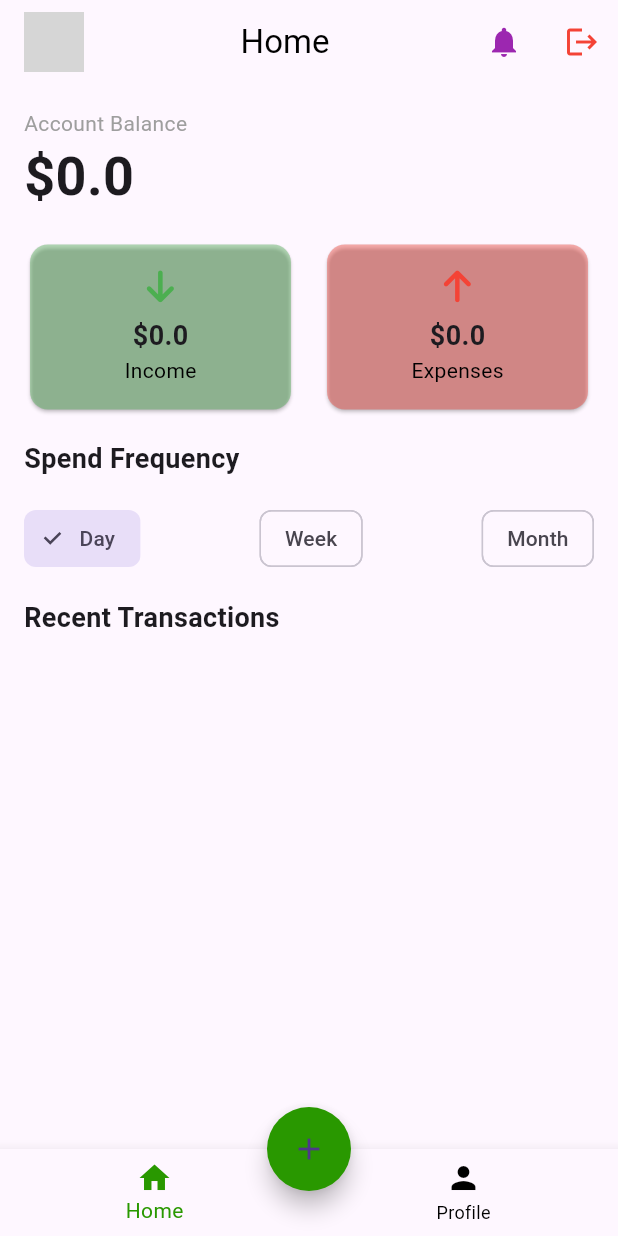
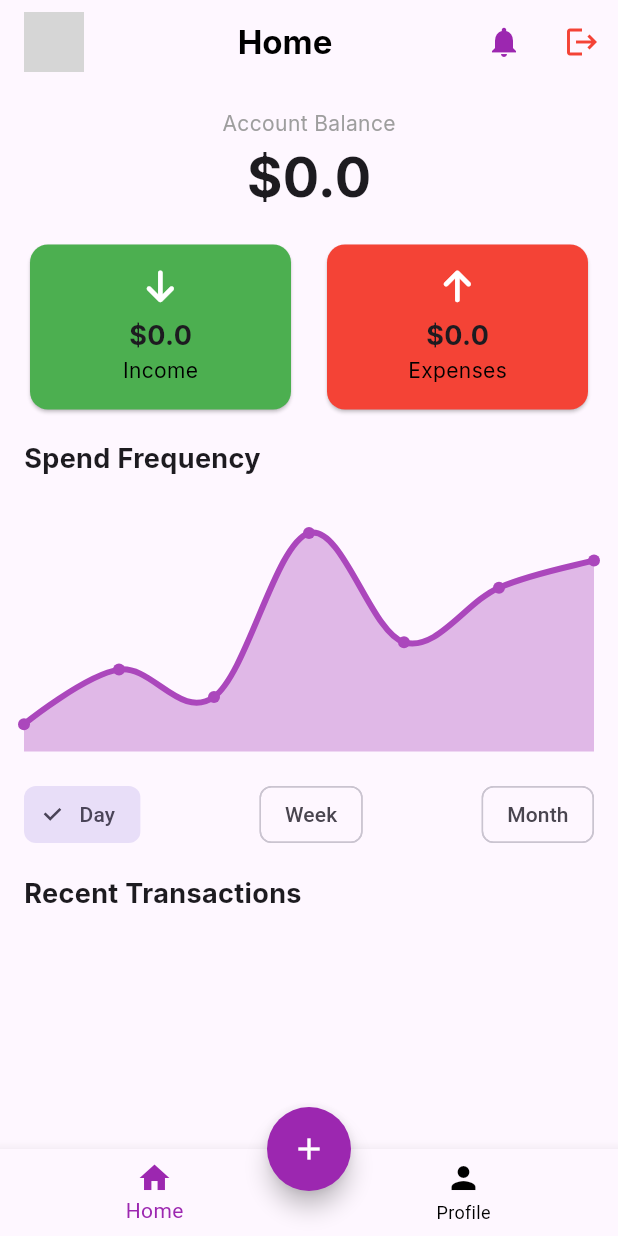
Before and after one commit to VinChriZ/MoneyManager, a Flutter app: the Main screen opened directly, on a phone screen of 412 x 824 dp. Run offline on Flutter 3.47's test engine with Material 3 defaults, Android fonts, the phone set to English and light mode, and no system bars; drawn by our look-alikes of fl_chart, flutter_speed_dial; our stand-ins replace cloud_firestore, firebase_auth, firebase_core, font_awesome_flutter, google_fonts; accounts and stored records are empty; network calls fail; grey boxes are pictures that could not be loaded.

Commit message:
design home page

```diff
--- a/lib/home.dart
+++ b/lib/home.dart
@@ -3,6 +3,7 @@ import 'package:firebase_auth/firebase_auth.dart';
 import 'package:cloud_firestore/cloud_firestore.dart';
 import 'package:font_awesome_flutter/font_awesome_flutter.dart';
 import 'package:fl_chart/fl_chart.dart';
+import 'package:google_fonts/google_fonts.dart';
 import 'login.dart';
 
 class HomeScreen extends StatefulWidget {
@@ -20,7 +21,6 @@ class _HomeScreenState extends State<HomeScreen> {
   bool isLoading = true;
   String selectedTimeFilter = 'Day';
 
-  // Define your categories map here
   final Map<String, Map<String, dynamic>> categories = {
     'Salary': {'icon': Icons.money, 'color': Colors.blue},
     'Freelance': {'icon': Icons.laptop_mac, 'color': Colors.green},
@@ -29,6 +29,7 @@ class _HomeScreenState extends State<HomeScreen> {
     'Rent': {'icon': Icons.home, 'color': Colors.brown},
     'Other': {'icon': Icons.category, 'color': Colors.grey},
   };
+
   @override
   void initState() {
     super.initState();
@@ -108,6 +109,7 @@ class _HomeScreenState extends State<HomeScreen> {
         'type': 'income',
         'amount': data['amount'],
         'time': data['time'],
+        'category': data['category'],
         'icon': FontAwesomeIcons.arrowDown,
         'color': Colors.green,
       });
@@ -119,12 +121,12 @@ class _HomeScreenState extends State<HomeScreen> {
         'type': 'expense',
         'amount': data['amount'],
         'time': data['time'],
+        'category': data['category'],
         'icon': FontAwesomeIcons.arrowUp,
         'color': Colors.red,
       });
     });
 
-    // Sort transactions by time
     fetchedTransactions.sort((a, b) => a['time'].compareTo(b['time']));
 
     setState(() {
@@ -148,7 +150,7 @@ class _HomeScreenState extends State<HomeScreen> {
             ),
             Text(
               'Home',
-              style: TextStyle(color: Colors.black),
+              style: GoogleFonts.inter(color: Colors.black,fontWeight: FontWeight.bold),
             ),
             Icon(Icons.notifications, color: Colors.purple),
           ],
@@ -169,20 +171,31 @@ class _HomeScreenState extends State<HomeScreen> {
               child: Padding(
                 padding: const EdgeInsets.all(16.0),
                 child: Column(
-                  crossAxisAlignment: CrossAxisAlignment.start,
+                  children: [
+                    Container(
+                      child: Column(
+                        mainAxisAlignment: MainAxisAlignment.center,
+                        crossAxisAlignment: CrossAxisAlignment.center,
                         children: [
                           Text('Account Balance',
-                        style: TextStyle(color: Colors.grey)),
+                              style: GoogleFonts.inter(color: Colors.grey)),
                           Text('\$$accountBalance',
-                        style: TextStyle(
+                              style: GoogleFonts.inter(
                                   fontSize: 36, fontWeight: FontWeight.bold)),
                           SizedBox(height: 16.0),
+                        ],
+                      ),
+                    ),
                     Row(
                       mainAxisAlignment: MainAxisAlignment.spaceBetween,
                       children: [
                         Expanded(
-                          child: _buildSummaryCard('Income', '\$$totalIncome',
-                              Colors.green, FontAwesomeIcons.arrowDown),
+                          child: _buildSummaryCard(
+                              'Income',
+                              '\$$totalIncome',
+                              Colors.green,
+                              Colors.white,
+                              FontAwesomeIcons.arrowDown),
                         ),
                         SizedBox(width: 16.0),
                         Expanded(
@@ -190,15 +203,23 @@ class _HomeScreenState extends State<HomeScreen> {
                               'Expenses',
                               '\$$totalExpenses',
                               Colors.red,
+                              Colors.white,
                               FontAwesomeIcons.arrowUp),
                         ),
                       ],
                     ),
                     SizedBox(height: 16.0),
+                    Container(
+                      child: Column(
+                        crossAxisAlignment: CrossAxisAlignment.start,
+                        children: [
                           Text('Spend Frequency',
-                        style: TextStyle(
+                              style: GoogleFonts.inter(
                                   fontSize: 18, fontWeight: FontWeight.bold)),
-                    SizedBox(height: 16.0),
+                          _buildSpendFrequencyChart(), // Add chart here
+                        ],
+                      ),
+                    ),
                     _buildTimeFilter(),
                     SizedBox(height: 16.0),
                     _buildRecentTransactions(),
@@ -238,19 +259,19 @@ class _HomeScreenState extends State<HomeScreen> {
     );
   }
 
-  Widget _buildSummaryCard(
-      String title, String amount, Color color, IconData icon) {
+  Widget _buildSummaryCard(String title, String amount, Color color,
+      Color arrowcolor, IconData icon) {
     return Card(
-      color: color.withOpacity(0.4),
+      color: color.withOpacity(1),
       child: Padding(
         padding: const EdgeInsets.all(16.0),
         child: Column(
           children: [
-            FaIcon(icon, color: color),
+            FaIcon(icon, color: arrowcolor),
             SizedBox(height: 8.0),
             Text(amount,
-                style: TextStyle(fontSize: 18, fontWeight: FontWeight.bold)),
-            Text(title, style: TextStyle(color: Colors.black)),
+                style: GoogleFonts.inter(fontSize: 18,fontWeight: FontWeight.bold)),
+            Text(title, style: GoogleFonts.inter(color: Colors.black)),
           ],
         ),
       ),
@@ -281,47 +302,73 @@ class _HomeScreenState extends State<HomeScreen> {
     );
   }
 
+  Widget _buildSpendFrequencyChart() {
+    return Container(
+      height: 200,
+      padding: const EdgeInsets.only(bottom: 18.0),
+      child: LineChart(
+        LineChartData(
+          minX: 0,
+          maxX: 6,
+          minY: 0,
+          maxY: 10,
+          titlesData: FlTitlesData(
+              leftTitles: AxisTitles(
+                sideTitles: SideTitles(showTitles: false),
+              ),
+              bottomTitles: AxisTitles(
+                sideTitles: SideTitles(showTitles: false),
+              ),
+              topTitles: AxisTitles(
+                sideTitles: SideTitles(showTitles: false),
+              ),
+              rightTitles:
+                  AxisTitles(sideTitles: SideTitles(showTitles: false))),
+          gridData: FlGridData(show: false),
+          borderData: FlBorderData(show: false),
+          lineBarsData: [
+            LineChartBarData(
+              spots: [
+                FlSpot(0, 1),
+                FlSpot(1, 3),
+                FlSpot(2, 2),
+                FlSpot(3, 8),
+                FlSpot(4, 4),
+                FlSpot(5, 6),
+                FlSpot(6, 7),
+              ],
+              isCurved: true,
+              color: Colors.purple.shade400,
+              barWidth: 4,
+              belowBarData: BarAreaData(
+                show: true,
+                color: Colors.purple.withOpacity(0.3),
+              ),
+            ),
+          ],
+        ),
+      ),
+    );
+  }
+
   Widget _buildRecentTransactions() {
     return Column(
       crossAxisAlignment: CrossAxisAlignment.start,
       children: [
         Text('Recent Transactions',
-            style: TextStyle(fontSize: 18, fontWeight: FontWeight.bold)),
+            style: GoogleFonts.inter(fontSize: 18, fontWeight: FontWeight.bold)),
         SizedBox(height: 16.0),
         ListView.builder(
           shrinkWrap: true,
           physics: NeverScrollableScrollPhysics(),
           itemCount: transactions.length,
           itemBuilder: (context, index) {
-            var transaction = transactions[index];
-            IconData transactionIcon;
-            Color transactionColor;
-            String transactionCategory;
-            if (transaction['type'] == 'income') {
-              transactionCategory = 'Income';
-            } else {
-              transactionCategory = 'Expense';
-            }
-
-            if (categories.containsKey(transaction['category'])) {
-              transactionIcon = categories[transaction['category']]?['icon'];
-              transactionColor = categories[transaction['category']]?['color'];
-            } else {
-              // Use a default icon when the category is not found
-              transactionIcon = Icons.category; // or any other default icon
-              transactionColor = Colors.grey; // or any other default color
-            }
-
+            final transaction = transactions[index];
             return ListTile(
-              leading: FaIcon(
-                transactionIcon,
-                color: transactionColor,
-              ),
-              title: Text(transactionCategory),
-              subtitle: Text(transaction['time']),
-              trailing: Text('\$${transaction['amount']}',
-                  style: TextStyle(
-                      color: transactionColor, fontWeight: FontWeight.bold)),
+              leading: FaIcon(transaction['icon'], color: transaction['color']),
+              title: Text('\$${transaction['amount']}'),
+              subtitle: Text(transaction['category']),
+              trailing: Text(transaction['time'].toString()),
             );
           },
         ),
--- a/lib/main.dart
+++ b/lib/main.dart
@@ -24,7 +24,9 @@ class MyApp extends StatelessWidget {
     return ChangeNotifierProvider(
       create: (context) => UserData(), // Provide UserData instance
       child: MaterialApp(
+        debugShowCheckedModeBanner: false,
         home: SplashScreen(),
+        // home: HomeScreen(),
       ),
     );
   }
@@ -76,15 +78,16 @@ class _MainState extends State<Main> {
           ),
         ],
         currentIndex: _selectedIndex,
-        selectedItemColor: Color.fromARGB(255, 41, 152, 0),
+        selectedItemColor: Colors.purple,
         unselectedItemColor: Colors.black,
         onTap: _onTap,
       ),
       floatingActionButton: SpeedDial(
         icon: Icons.add,
+        iconTheme: IconThemeData(color: Colors.white) ,
         activeIcon: Icons.close,
-        backgroundColor: Color.fromARGB(255, 41, 152, 0),
-        overlayColor: Colors.black,
+        backgroundColor: Colors.purple,
+        overlayColor: Colors.white,
         overlayOpacity: 0.5,
         children: [
           SpeedDialChild(
--- a/pubspec.yaml
+++ b/pubspec.yaml
@@ -19,6 +19,7 @@ dependencies:
   firebase_database: ^10.5.7
   cloud_firestore: ^4.17.5
   provider: ^6.1.2
+  google_fonts: ^6.2.1
 
 dev_dependencies:
   flutter_test:
```
Also changed, not shown: lib/login.dart (+8 -14 lines), pubspec.lock, 1 other file. Lines whose indentation alone changed are shown as unchanged.
